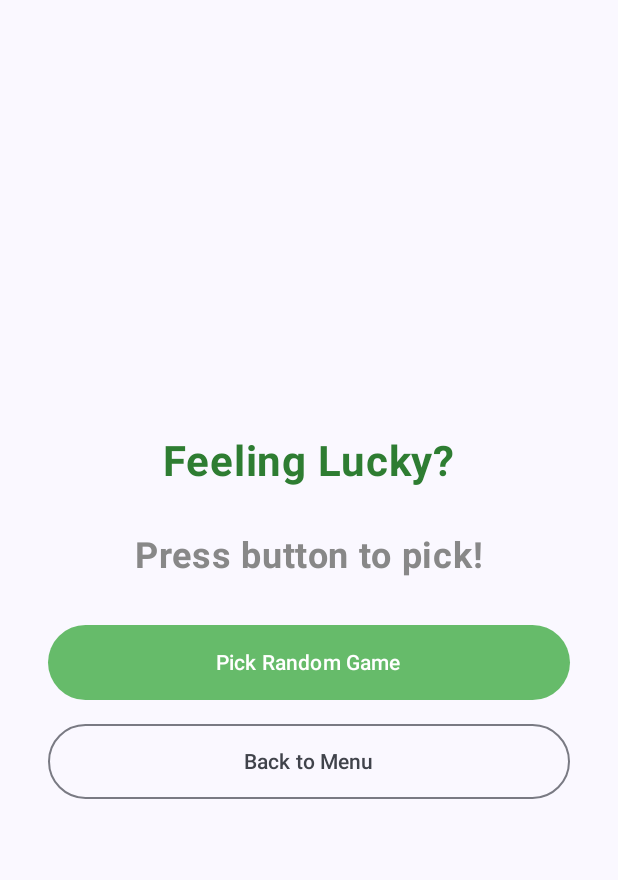
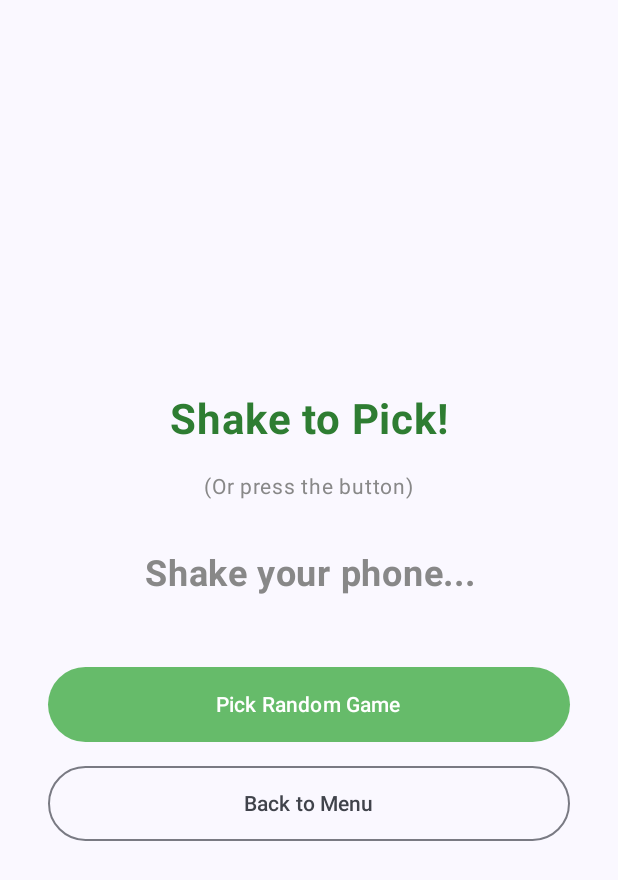
Before and after one commit to NicuBalatici/WeatherSteam, an Android app built with Jetpack Compose: the RandomGameScreen screen opened through its navigation route, on a phone screen of 412 x 824 dp. Shown: the top 880 px of the screen. Run offline under Robolectric (Android 15) with nearby library versions, the phone set to English and light mode, and no system bars.

Commit message:
shaking phone mode created

```diff
--- a/client/app/src/main/java/com/example/weathersteam/ui/theme/RandomGameScreen.kt
+++ b/client/app/src/main/java/com/example/weathersteam/ui/theme/RandomGameScreen.kt
@@ -1,42 +1,120 @@
 package com.example.weathersteam.ui.theme
 
+import android.content.Context
+import android.hardware.Sensor
+import android.hardware.SensorEvent
+import android.hardware.SensorEventListener
+import android.hardware.SensorManager
 import androidx.compose.foundation.layout.*
 import androidx.compose.material3.*
 import androidx.compose.runtime.*
 import androidx.compose.ui.Alignment
 import androidx.compose.ui.Modifier
 import androidx.compose.ui.graphics.Color
+import androidx.compose.ui.platform.LocalContext
 import androidx.compose.ui.text.font.FontWeight
+import androidx.compose.ui.text.style.TextAlign
 import androidx.compose.ui.unit.dp
 import androidx.compose.ui.unit.sp
+import kotlin.math.sqrt
 
 @Composable
 fun RandomGameScreen(onBackClick: () -> Unit) {
+    // 1. Get Context and SensorManager
+    val context = LocalContext.current
+    val sensorManager = remember { context.getSystemService(Context.SENSOR_SERVICE) as SensorManager }
+
+    // 2. State for the game and shake logic
     var randomGame by remember { mutableStateOf<String?>(null) }
-    val dummyGames = listOf("Cyberpunk 2077", "Stardew Valley", "Hades", "Elden Ring", "Minecraft")
+    var lastShakeTime by remember { mutableLongStateOf(0L) }
 
+    val dummyGames = listOf("Cyberpunk 2077", "Stardew Valley", "Hades", "Elden Ring", "Minecraft", "The Witcher 3", "Celeste")
+
+    // 3. Define the Shake Detection Logic
+    DisposableEffect(Unit) {
+        val accelerometer = sensorManager.getDefaultSensor(Sensor.TYPE_ACCELEROMETER)
+
+        val sensorListener = object : SensorEventListener {
+            override fun onSensorChanged(event: SensorEvent?) {
+                event?.let {
+                    val x = it.values[0]
+                    val y = it.values[1]
+                    val z = it.values[2]
+
+                    // Calculate G-Force (Acceleration magnitude)
+                    val gX = x / SensorManager.GRAVITY_EARTH
+                    val gY = y / SensorManager.GRAVITY_EARTH
+                    val gZ = z / SensorManager.GRAVITY_EARTH
+
+                    // Formula: sqrt(x² + y² + z²)
+                    val gForce = sqrt((gX * gX + gY * gY + gZ * gZ).toDouble()).toFloat()
+
+                    // Threshold: 2.5f is a moderate shake.
+                    if (gForce > 2.5f) {
+                        val currentTime = System.currentTimeMillis()
+                        // Debounce: Only allow a shake every 500ms
+                        if (currentTime - lastShakeTime > 500) {
+                            lastShakeTime = currentTime
+                            randomGame = dummyGames.random()
+                        }
+                    }
+                }
+            }
+
+            override fun onAccuracyChanged(sensor: Sensor?, accuracy: Int) {}
+        }
+
+        // Register listener
+        sensorManager.registerListener(sensorListener, accelerometer, SensorManager.SENSOR_DELAY_UI)
+
+        // Cleanup: Unregister when leaving the screen
+        onDispose {
+            sensorManager.unregisterListener(sensorListener)
+        }
+    }
+
+    // --- UI ---
     Column(
-        modifier = Modifier.fillMaxSize().padding(32.dp),
+        modifier = Modifier
+            .fillMaxSize()
+            .padding(32.dp),
         horizontalAlignment = Alignment.CenterHorizontally,
         verticalArrangement = Arrangement.Center
     ) {
-        Text("Feeling Lucky?", fontSize = 28.sp, fontWeight = FontWeight.Bold, color = Color(0xFF2E7D32))
+        Text(
+            text = "Shake to Pick!",
+            fontSize = 28.sp,
+            fontWeight = FontWeight.Bold,
+            color = Color(0xFF2E7D32)
+        )
+
+        Spacer(modifier = Modifier.height(16.dp))
+
+        Text(
+            text = "(Or press the button)",
+            fontSize = 14.sp,
+            color = Color.Gray
+        )
 
         Spacer(modifier = Modifier.height(32.dp))
 
         Text(
-            text = randomGame ?: "Press button to pick!",
+            text = randomGame ?: "Shake your phone...",
             fontSize = 24.sp,
             fontWeight = FontWeight.Bold,
-            color = if (randomGame != null) MaterialTheme.colorScheme.primary else Color.Gray
+            color = if (randomGame != null) MaterialTheme.colorScheme.primary else Color.Gray,
+            textAlign = TextAlign.Center
         )
 
-        Spacer(modifier = Modifier.height(32.dp))
+        Spacer(modifier = Modifier.height(48.dp))
 
+        // Manual Button
         Button(
             onClick = { randomGame = dummyGames.random() },
             colors = ButtonDefaults.buttonColors(containerColor = Color(0xFF66BB6A)),
-            modifier = Modifier.fillMaxWidth().height(50.dp)
+            modifier = Modifier
+                .fillMaxWidth()
+                .height(50.dp)
         ) {
             Text("Pick Random Game")
         }
@@ -44,7 +122,12 @@ fun RandomGameScreen(onBackClick: () -> Unit) {
         Spacer(modifier = Modifier.height(16.dp))
 
         // Back Button
-        OutlinedButton(onClick = onBackClick, modifier = Modifier.fillMaxWidth().height(50.dp)) {
+        OutlinedButton(
+            onClick = onBackClick,
+            modifier = Modifier
+                .fillMaxWidth()
+                .height(50.dp)
+        ) {
             Text("Back to Menu")
         }
     }
```
